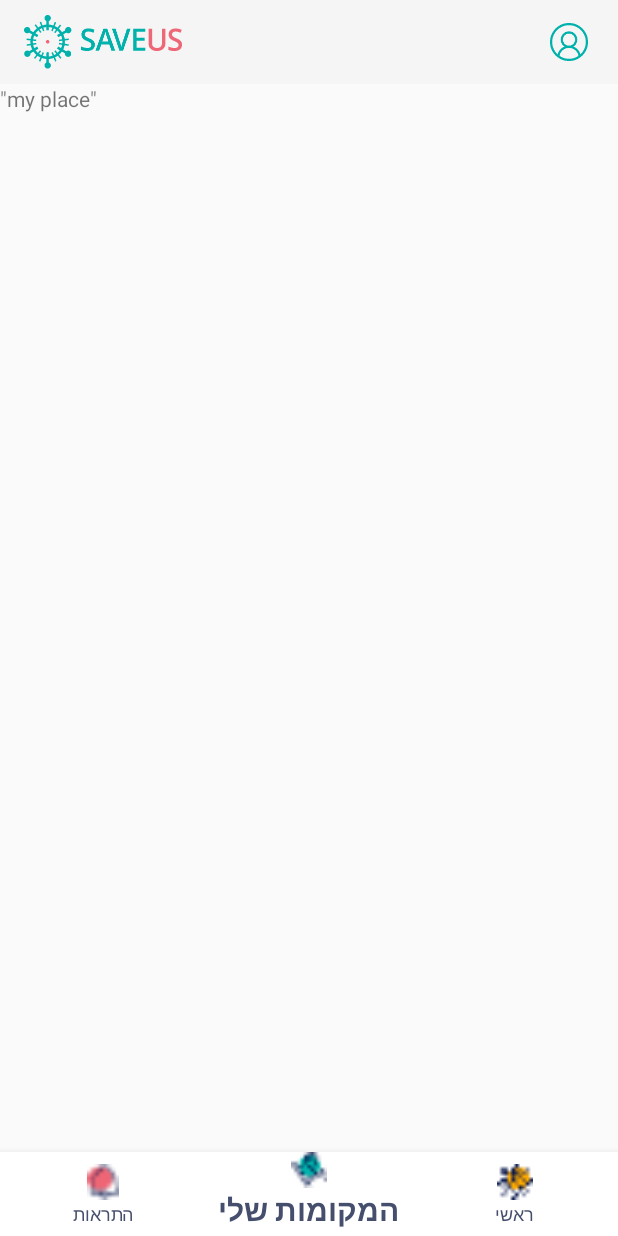
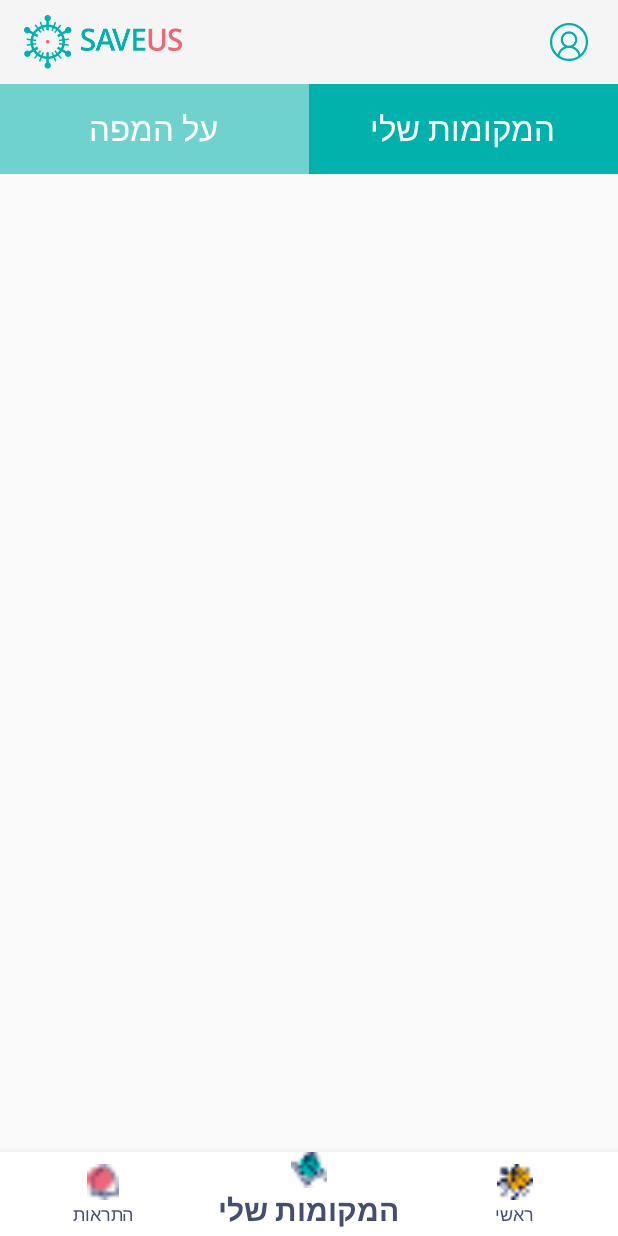
Before and after one commit to yitzhak-malik/saveus, an Android app: the MainFragment screen opened directly, with no data from a screen before it, item 2 of the bottom bar chosen, on a phone screen of 412 x 824 dp. Run offline under Robolectric (Android 15) with nearby library versions, the phone set to English and light mode, and no system bars.

Commit message:
my place

```diff
--- a/app/src/main/java/com/example/saveus/fragments/MainFragment.kt
+++ b/app/src/main/java/com/example/saveus/fragments/MainFragment.kt
@@ -3,13 +3,15 @@ package com.example.saveus.fragments
 import android.Manifest
 import android.annotation.SuppressLint
 import android.content.pm.PackageManager
-import android.location.Location
 import android.os.Bundle
+import android.os.SystemClock
+import android.util.Log
 import android.view.LayoutInflater
 import android.view.View
 import android.view.ViewGroup
+import android.widget.Chronometer
+import android.widget.Chronometer.OnChronometerTickListener
 import android.widget.LinearLayout
-import android.widget.Toast
 import androidx.core.app.ActivityCompat
 import androidx.core.content.ContextCompat
 import androidx.fragment.app.Fragment
@@ -22,6 +24,7 @@ import com.google.android.gms.maps.OnMapReadyCallback
 import com.google.android.gms.maps.SupportMapFragment
 import com.google.android.gms.maps.model.CameraPosition
 import com.google.android.gms.maps.model.LatLng
+import kotlin.math.log
 
 
 class MainFragment : Fragment(),
@@ -38,6 +41,7 @@ class MainFragment : Fragment(),
         arguments?.let {
 
         }
+
         fusedLocationClient = LocationServices.getFusedLocationProviderClient(context)
     }
 
@@ -52,7 +56,43 @@ class MainFragment : Fragment(),
 
         view.findViewById<LinearLayout>(R.id.target).setOnClickListener {
             enableMyLocation()
+
         }
+        // timer
+        val chrono = view.findViewById(R.id.chronometer) as Chronometer
+        chrono.onChronometerTickListener =
+            OnChronometerTickListener { chronometer ->
+                val time = SystemClock.elapsedRealtime() - chronometer.base
+                when(time){
+
+                }
+                if (time > 36000000) {
+                    chrono.format = "%s"
+                }
+                else if (time > 3600000) {
+                    chrono.format = "0%s"
+                }
+                else {
+                    chrono.format = "00:%s"
+                }
+            }
+        chrono.format="00:%s"
+
+        //button
+        val startButton =view.findViewById<LinearLayout>(R.id.startButton)
+        val stopButton =view.findViewById<LinearLayout>(R.id.stopButton)
+        startButton.setOnClickListener {
+            startButton.visibility=View.GONE
+            stopButton.visibility=View.VISIBLE
+            chrono.start()
+        }
+        stopButton.setOnClickListener {
+            stopButton.visibility=View.GONE
+            startButton.visibility=View.VISIBLE
+            chrono.stop()
+            chrono.base = SystemClock.elapsedRealtime()-35999999
+        }
+
         return view
 
     }
--- a/app/src/main/java/com/example/saveus/fragments/MyPlaceFragment.kt
+++ b/app/src/main/java/com/example/saveus/fragments/MyPlaceFragment.kt
@@ -1,10 +1,12 @@
 package com.example.saveus.fragments
 
+import android.graphics.Color
 import android.os.Bundle
 import androidx.fragment.app.Fragment
 import android.view.LayoutInflater
 import android.view.View
 import android.view.ViewGroup
+import android.widget.TextView
 import com.example.saveus.R
 
 
@@ -25,8 +27,19 @@ class MyPlaceFragment : Fragment() {
         inflater: LayoutInflater, container: ViewGroup?,
         savedInstanceState: Bundle?
     ): View? {
+        val view=inflater.inflate(R.layout.fragment_my_place, container, false)
+        val theMyPlace =view.findViewById<TextView>(R.id.theMyPlace)
+        val onTheMap =view.findViewById<TextView>(R.id.onTheMap)
+        theMyPlace.setOnClickListener{
+            it.setBackgroundResource(R.color.main)
+            onTheMap.setBackgroundResource(R.color.bacegrondOfMyPlace)
+        }
+        onTheMap.setOnClickListener{
+            it.setBackgroundResource(R.color.main)
+            theMyPlace.setBackgroundResource(R.color.bacegrondOfMyPlace)
+        }
         // Inflate the layout for this fragment
-        return inflater.inflate(R.layout.fragment_my_place, container, false)
+        return view
     }
 
     companion object {
--- a/app/src/main/res/layout/fragment_my_place.xml
+++ b/app/src/main/res/layout/fragment_my_place.xml
@@ -1,14 +1,37 @@
 <?xml version="1.0" encoding="utf-8"?>
-<FrameLayout xmlns:android="http://schemas.android.com/apk/res/android"
+<LinearLayout xmlns:android="http://schemas.android.com/apk/res/android"
     xmlns:tools="http://schemas.android.com/tools"
     android:layout_width="match_parent"
     android:layout_height="match_parent"
-    tools:context=".fragments.MyPlaceFragment">
+    tools:context=".fragments.MyPlaceFragment"
+    android:orientation="vertical">
 
     <!-- TODO: Update blank fragment layout -->
+    <LinearLayout
+        android:layout_width="match_parent"
+        android:layout_height="60dp"
+        android:orientation="horizontal"
+        android:weightSum="2"
+        >
     <TextView
-        android:layout_width="match_parent"
+        android:id="@+id/onTheMap"
+        android:layout_width="0dp"
         android:layout_height="match_parent"
-        android:text='"my place"' />
-
-</FrameLayout>
+        android:gravity="center"
+        android:layout_weight="1"
+        android:background="#8c00b2ab"
+        android:text="@string/on_the_map"
+        android:textColor="#ffffff"
+        android:textSize="22sp"/>
+    <TextView
+        android:id="@+id/theMyPlace"
+        android:layout_width="0dp"
+        android:layout_height="match_parent"
+        android:layout_weight="1"
+        android:gravity="center"
+        android:text="@string/the_my_place"
+        android:background="@color/main"
+        android:textColor="#ffffff"
+        android:textSize="22sp"/>
+</LinearLayout>
+</LinearLayout>
--- a/app/src/main/res/values/colors.xml
+++ b/app/src/main/res/values/colors.xml
@@ -11,4 +11,5 @@
     <color name="text">#454e6c</color>
     <color name="redMain">#ee6777</color>
     <color name="circla">#5c00b3ac</color>
+    <color name="bacegrondOfMyPlace">#8c00b2ab</color>
 </resources>
--- a/app/src/main/res/values/strings.xml
+++ b/app/src/main/res/values/strings.xml
@@ -12,4 +12,6 @@
     <string name="login_note_2"><u>התקנון</u></string>
     <string name="login_note_3">ואת</string>
     <string name="login_note_4"><u>תנאי השימוש</u></string>
+    <string name="the_my_place">המקומות שלי</string>
+    <string name="on_the_map">על המפה</string>
 </resources>
```
Also changed, not shown: app/src/main/res/drawable/red_circle.xml (added, +42 -0 lines), app/src/main/res/layout/fragment_main.xml (+27 -0 lines).
